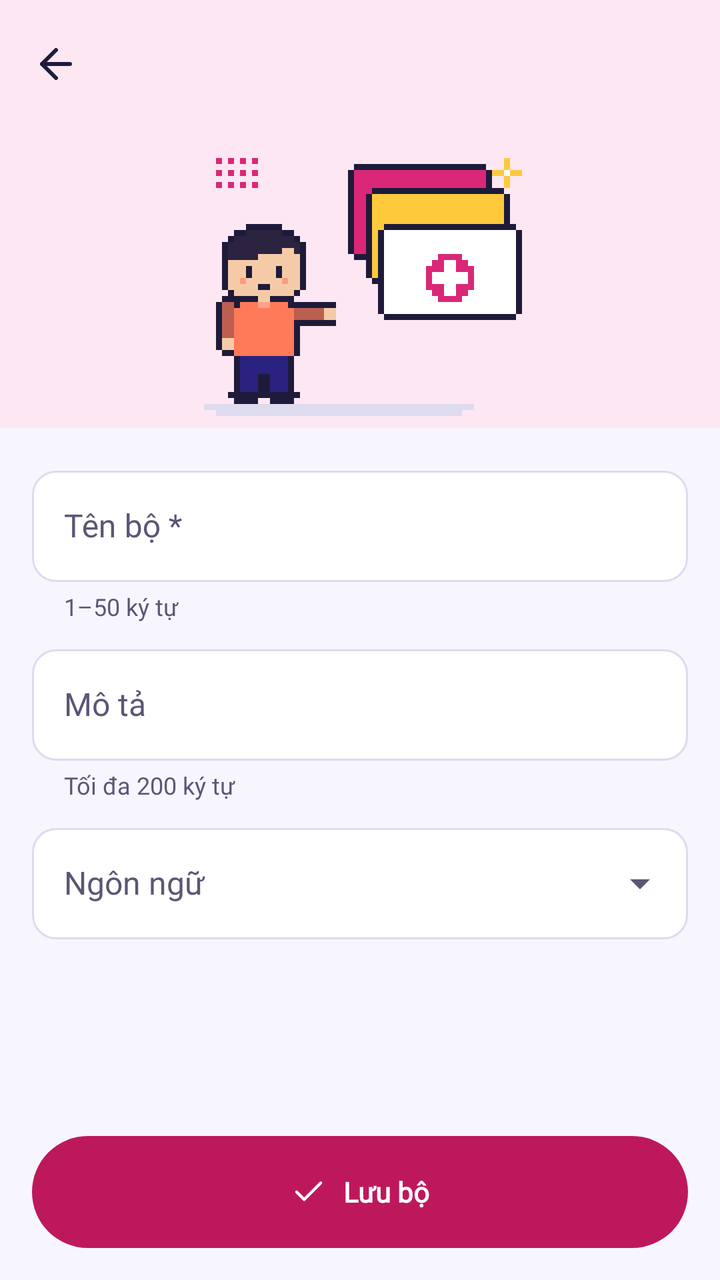
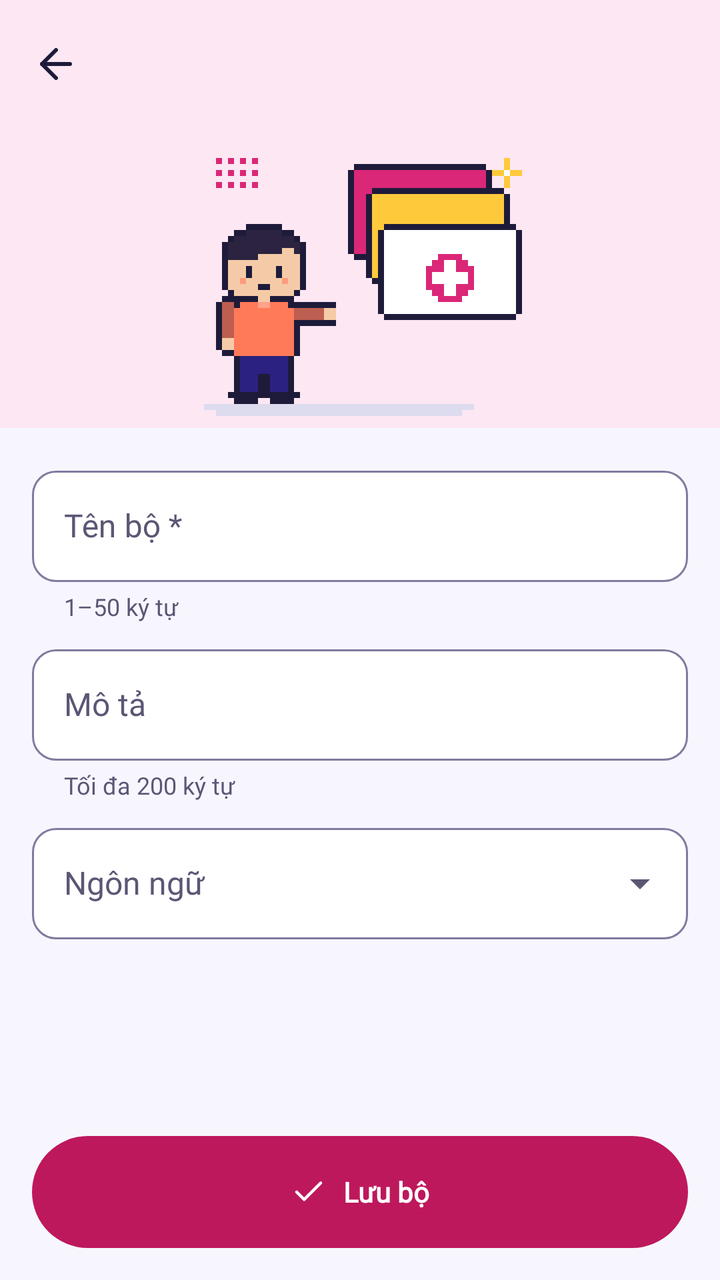

Before-and-after screenshots of an Android layout around one commit, followed by the original layout XML and the change that was made.
<!-- AndroidManifest.xml: application theme Theme.LearningE -->
<!-- res/layout/fragment_deck_edit.xml -->
<?xml version="1.0" encoding="utf-8"?>
<LinearLayout xmlns:android="http://schemas.android.com/apk/res/android"
    xmlns:app="http://schemas.android.com/apk/res-auto"
    xmlns:tools="http://schemas.android.com/tools"
    android:layout_width="match_parent"
    android:layout_height="match_parent"
    android:orientation="vertical"
    android:theme="@style/ThemeOverlay.LearningE.Deck">

    <LinearLayout
        android:id="@+id/header_deck_edit"
        android:layout_width="match_parent"
        android:layout_height="wrap_content"
        android:background="@color/feat_deck_container"
        android:orientation="vertical">

        <com.google.android.material.appbar.MaterialToolbar
            android:id="@+id/toolbar_deck_edit"
            android:layout_width="match_parent"
            android:layout_height="wrap_content"
            app:navigationContentDescription="@string/common_back"
            app:navigationIcon="@drawable/ic_arrow_left"
            tools:title="Tạo bộ mới" />

        <ImageView
            android:layout_width="180dp"
            android:layout_height="150dp"
            android:layout_gravity="center_horizontal"
            android:importantForAccessibility="no"
            app:srcCompat="@drawable/ill_empty_decks" />
    </LinearLayout>

    <androidx.core.widget.NestedScrollView
        android:layout_width="match_parent"
        android:layout_height="0dp"
        android:layout_weight="1">

        <LinearLayout
            android:layout_width="match_parent"
            android:layout_height="wrap_content"
            android:orientation="vertical"
            android:padding="@dimen/space_4">

            <com.google.android.material.textfield.TextInputLayout
                android:id="@+id/til_deck_name"
                style="@style/Widget.LearningE.TextField"
                android:layout_width="match_parent"
                android:layout_height="wrap_content"
                android:hint="@string/deck_name"
                app:helperText="@string/deck_name_hint">

                <com.google.android.material.textfield.TextInputEditText
                    android:id="@+id/et_deck_name"
                    android:layout_width="match_parent"
                    android:layout_height="wrap_content"
                    android:inputType="textCapSentences"
                    android:maxLength="50" />
            </com.google.android.material.textfield.TextInputLayout>

            <com.google.android.material.textfield.TextInputLayout
                android:id="@+id/til_deck_description"
                style="@style/Widget.LearningE.TextField"
                android:layout_width="match_parent"
                android:layout_height="wrap_content"
                android:layout_marginTop="@dimen/space_2"
                android:hint="@string/deck_description"
                app:helperText="@string/deck_description_hint">

                <com.google.android.material.textfield.TextInputEditText
                    android:id="@+id/et_deck_description"
                    android:layout_width="match_parent"
                    android:layout_height="wrap_content"
                    android:inputType="textCapSentences|textMultiLine"
                    android:maxLength="200" />
            </com.google.android.material.textfield.TextInputLayout>

            <com.google.android.material.textfield.TextInputLayout
                android:id="@+id/til_language"
                style="@style/Widget.LearningE.Dropdown"
                android:layout_width="match_parent"
                android:layout_height="wrap_content"
                android:layout_marginTop="@dimen/space_2"
                android:hint="@string/deck_language">

                <com.google.android.material.textfield.MaterialAutoCompleteTextView
                    android:id="@+id/act_language"
                    android:layout_width="match_parent"
                    android:layout_height="wrap_content"
                    android:inputType="none" />
            </com.google.android.material.textfield.TextInputLayout>
        </LinearLayout>
    </androidx.core.widget.NestedScrollView>

    <com.google.android.material.button.MaterialButton
        android:id="@+id/btn_save_deck"
        style="@style/Widget.LearningE.Button.Large"
        android:layout_width="match_parent"
        android:layout_height="wrap_content"
        android:layout_margin="@dimen/space_4"
        android:text="@string/deck_save"
        app:icon="@drawable/ic_check"
        app:iconGravity="textStart" />
</LinearLayout>
<!-- resources referenced by this layout -->
<resources>
  <style name="Theme.LearningE" parent="Theme.Material3.Light.NoActionBar">
          <item name="colorPrimary">@color/primary</item>
          <item name="colorOnPrimary">@color/on_primary</item>
          <item name="colorPrimaryContainer">@color/primary_container</item>
          <item name="colorOnPrimaryContainer">@color/on_primary_container</item>
          <item name="colorSecondary">@color/accent</item>
          <item name="colorOnSecondary">@color/on_accent</item>
          <item name="colorSecondaryContainer">@color/primary_container</item>
          <item name="colorOnSecondaryContainer">@color/on_primary_container</item>
          <item name="colorTertiary">@color/sun</item>
          <item name="colorOnTertiary">@color/on_sun</item>
          <item name="android:colorBackground">@color/background</item>
          <item name="colorOnBackground">@color/on_surface</item>
          <item name="colorSurface">@color/surface</item>
          <item name="colorOnSurface">@color/on_surface</item>
          <item name="colorSurfaceVariant">@color/surface_variant</item>
          <item name="colorOnSurfaceVariant">@color/on_surface_variant</item>
          <item name="colorSurfaceContainer">@color/surface</item>
          <item name="colorSurfaceContainerHigh">@color/surface</item>
          <item name="colorSurfaceContainerHighest">@color/surface_variant</item>
          <item name="colorSurfaceContainerLow">@color/surface</item>
          <item name="colorOutline">@color/outline</item>
          <item name="colorOutlineVariant">@color/outline</item>
          <item name="colorError">@color/error</item>
          <item name="colorErrorContainer">@color/error_container</item>
          <item name="colorOnErrorContainer">@color/error</item>
  
          <item name="textAppearanceDisplayMedium">@style/TextAppearance.LearningE.DisplayNum</item>
          <item name="textAppearanceDisplaySmall">@style/TextAppearance.LearningE.Display</item>
          <item name="textAppearanceHeadlineMedium">@style/TextAppearance.LearningE.Headline</item>
          <item name="textAppearanceTitleLarge">@style/TextAppearance.LearningE.TitleL</item>
          <item name="textAppearanceTitleMedium">@style/TextAppearance.LearningE.TitleM</item>
          <item name="textAppearanceTitleSmall">@style/TextAppearance.LearningE.Label</item>
          <item name="textAppearanceHeadlineSmall">@style/TextAppearance.LearningE.TitleL</item>
          <item name="textAppearanceBodySmall">@style/TextAppearance.LearningE.Caption</item>
          <item name="textAppearanceBodyLarge">@style/TextAppearance.LearningE.BodyL</item>
          <item name="textAppearanceBodyMedium">@style/TextAppearance.LearningE.BodyM</item>
          <item name="textAppearanceLabelLarge">@style/TextAppearance.LearningE.Label</item>
          <item name="textAppearanceLabelMedium">@style/TextAppearance.LearningE.Caption</item>
          <item name="textAppearanceLabelSmall">@style/TextAppearance.LearningE.Overline</item>
  
          
          <item name="elevationOverlayEnabled">false</item>
          <item name="android:statusBarColor">@android:color/transparent</item>
          <item name="android:windowLightStatusBar">true</item>
          <item name="materialButtonStyle">@style/Widget.LearningE.Button</item>
          <item name="materialCardViewStyle">@style/Widget.LearningE.Card</item>
          <item name="textInputStyle">@style/Widget.LearningE.TextField</item>
          <item name="toolbarStyle">@style/Widget.LearningE.Toolbar</item>
          <item name="linearProgressIndicatorStyle">@style/Widget.LearningE.Progress</item>
      </style>
  <style name="Widget.LearningE.Card" parent="Widget.Material3.CardView.Elevated">
          <item name="cardBackgroundColor">@color/surface</item>
          <item name="cardElevation">@dimen/elevation_1</item>
          <item name="shapeAppearance">@style/ShapeAppearance.LearningE.Large</item>
      </style>
  <style name="Widget.LearningE.Progress" parent="Widget.Material3.LinearProgressIndicator">
          <item name="trackThickness">@dimen/progress_thickness</item>
          <item name="trackCornerRadius">@dimen/space_1</item>
          <item name="trackColor">@color/surface_variant</item>
          <item name="trackStopIndicatorSize">0dp</item>
      </style>
  <dimen name="elevation_1">1dp</dimen>
  <!-- unchanged entries left out for length: 57 -->
</resources>

<!-- the commit's change to res/layout/fragment_deck_edit.xml (unified diff, before → after) -->
@@ -38,6 +38,7 @@
         <LinearLayout
             android:layout_width="match_parent"
             android:layout_height="wrap_content"
+            android:clipToPadding="false"
             android:orientation="vertical"
             android:padding="@dimen/space_4">
 
<!-- resource entries referenced after the edit -->
@@ -21,7 +21,7 @@
           <item name="colorSurfaceContainerHigh">@color/surface</item>
           <item name="colorSurfaceContainerHighest">@color/surface_variant</item>
           <item name="colorSurfaceContainerLow">@color/surface</item>
-          <item name="colorOutline">@color/outline</item>
+          <item name="colorOutline">@color/outline_strong</item>
           <item name="colorOutlineVariant">@color/outline</item>
           <item name="colorError">@color/error</item>
           <item name="colorErrorContainer">@color/error_container</item>
@@ -51,18 +51,22 @@
           <item name="toolbarStyle">@style/Widget.LearningE.Toolbar</item>
           <item name="linearProgressIndicatorStyle">@style/Widget.LearningE.Progress</item>
       </style>
+  <color name="outline_strong">#7F7B9F</color>
   <style name="Widget.LearningE.Card" parent="Widget.Material3.CardView.Elevated">
           <item name="cardBackgroundColor">@color/surface</item>
-          <item name="cardElevation">@dimen/elevation_1</item>
+          <item name="cardElevation">@dimen/elevation_2</item>
+          <item name="strokeColor">@color/outline</item>
+          <item name="strokeWidth">@dimen/stroke_card</item>
           <item name="shapeAppearance">@style/ShapeAppearance.LearningE.Large</item>
       </style>
   <style name="Widget.LearningE.Progress" parent="Widget.Material3.LinearProgressIndicator">
           <item name="trackThickness">@dimen/progress_thickness</item>
           <item name="trackCornerRadius">@dimen/space_1</item>
-          <item name="trackColor">@color/surface_variant</item>
+          <item name="trackColor">@color/outline</item>
           <item name="trackStopIndicatorSize">0dp</item>
       </style>
-  <dimen name="elevation_1">1dp</dimen>
+  <dimen name="elevation_2">3dp</dimen>
+  <dimen name="stroke_card">1dp</dimen>
   <!-- unchanged entries left out for length: 57 -->
 </resources>
 
